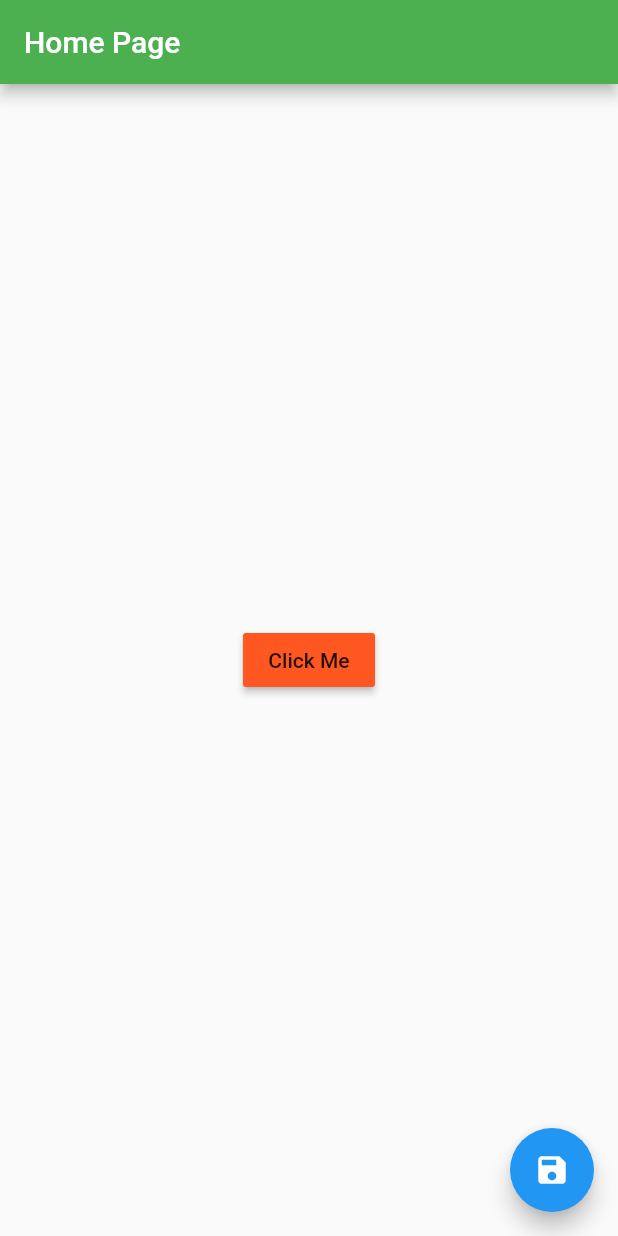
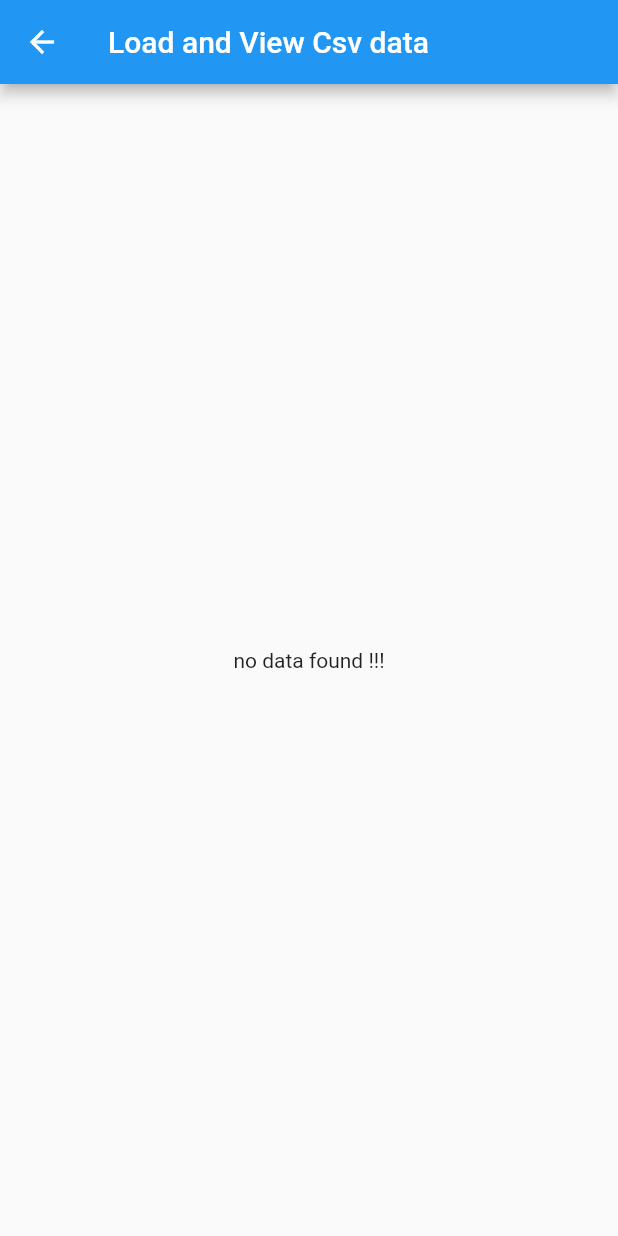
Before and after one commit to Kasweka1/Pdf_Csv_Exporter, a Flutter app: the screen it shows after launch, after a tap on the "save" icon, on a phone screen of 412 x 824 dp. Run offline on Flutter 3.47's test engine with Material 2 defaults, Android fonts, the phone set to English and light mode, and no system bars; our stand-ins replace csv.

Commit message:
updated csv document

```diff
--- a/assets/sales.csv
+++ /dev/null
@@ -1,12 +0,0 @@
-January,12000
-February,12001
-March,12002
-April,12003
-May,12004
-June,12005
-July,12006
-August,12007
-September,12008
-October,12009
-November,12010
-December,12011
--- /dev/null
+++ b/lib/csv.dart
@@ -0,0 +1,66 @@
+import 'dart:io';
+import 'dart:ui';
+import 'package:path_provider/path_provider.dart';
+import 'package:flutter/material.dart';
+
+import 'view_csv_data.dart';
+import 'package:csv/csv.dart';
+
+class CsvGeneratorDemo extends StatelessWidget {
+
+  @override
+  Widget build(BuildContext context) {
+    return Scaffold(
+      appBar: AppBar(
+        title: Text('CSV generate and load'),
+      ),
+      body: Container(
+        child: Center(
+          child: Text(
+            "Press the save button to load and csv document",
+            style: TextStyle(fontSize: 38),
+          ),
+        ),
+      ),
+      floatingActionButton: FloatingActionButton(
+        onPressed: () {
+          _generateCSVAndView(context);
+        },
+        child: Icon(Icons.save),
+      ),
+    );
+  }
+
+// the function that generates a csv document from a String and saves it ti documents directory
+  Future<void> _generateCSVAndView(context) async {
+    //the list<list> which is converted to a csv
+    List<List<String>> csvData = [
+      // headers
+      <String>['Name', 'Surname', 'School', 'DOB'],
+      // data
+      //1st Row
+      <String>['Kasweka', 'Mukoko', 'RPS', '12 July 2002'],
+      //2nd Row
+      <String>['James', 'Banda', 'RPS', '06 Febuary 2002'],
+    ];
+
+    String csv = const ListToCsvConverter().convert(csvData);
+
+    final String dir = (await getApplicationDocumentsDirectory()).path;
+    final String path = '$dir/baseball_teams.csv';
+
+    // create file
+    final File file = File(path);
+    // Save csv string using default configuration
+    // , as field separator
+    // " as text delimiter and
+    // \r\n as eol.
+    await file.writeAsString(csv);
+    //loads the view_csv_data page
+    Navigator.of(context).push(
+      MaterialPageRoute(
+        builder: (_) => LoadAndViewCsvPage(path: path),
+      ),
+    );
+  }
+}
--- a/lib/main.dart
+++ b/lib/main.dart
@@ -1,9 +1,6 @@
 import 'package:flutter/material.dart';
-import 'package:csv_reader/csv_reader.dart';
-import 'package:flutter/services.dart';
-import 'package:path_provider/path_provider.dart';
-import 'dart:io';
-import 'package:pdf/widgets.dart' as pw;
+import 'csv.dart';
+
 
 void main() => runApp(MyApp());
 
@@ -12,68 +9,8 @@ class MyApp extends StatelessWidget {
   Widget build(BuildContext context) {
     return MaterialApp(
       title: "CSV App",
-      home: HomePage(),
+      home: CsvGeneratorDemo(),
       debugShowCheckedModeBanner: false,
     );
   }
 }
-
-class HomePage extends StatefulWidget {
-  @override
-  _HomePageState createState() => _HomePageState();
-}
-
-class _HomePageState extends State<HomePage> {
-  String csvRaw;
-
-  @override
-  Widget build(BuildContext context) {
-    return Scaffold(
-      appBar: AppBar(
-        title: Text("Home Page"),
-        backgroundColor: Colors.green,
-      ),
-      body: Container(
-        child: Center(
-          child: RaisedButton(
-            child: Text("Click Me"),
-            onPressed: () {
-              loadCSV();
-            },
-            color: Colors.deepOrange,
-          ),
-        ),
-      ),
-      floatingActionButton: FloatingActionButton(
-        onPressed: () {
-          saveCsv();
-        },
-        child: Icon(Icons.save),
-      ),
-    );
-  }
-
-  Future<String> loadAsset(String path) async {
-    return await rootBundle.loadString(path);
-  }
-
-  void loadCSV() {
-    loadAsset('assets/sales.csv').then((dynamic output) {
-      csvRaw = output;
-      print(csvRaw);
-    });
-  }
-}
-
-
-final pdf = pw.Document();
-
-Future saveCsv() async {
-  Directory documentDirectory = await getApplicationDocumentsDirectory();
-
-  String documentPath = documentDirectory.path;
-
-  File file = File("$documentPath/exported_document.csv");
-
-  file.writeAsBytesSync(pdf.save());
-}
--- /dev/null
+++ b/lib/view_csv_data.dart
@@ -0,0 +1,71 @@
+import 'dart:convert';
+import 'dart:io';
+import 'package:csv/csv.dart';
+import 'package:flutter/material.dart';
+
+class LoadAndViewCsvPage extends StatelessWidget {
+  final String path;
+  const LoadAndViewCsvPage({Key key, this.path}) : super(key: key);
+
+  @override
+  Widget build(BuildContext context) {
+    return Scaffold(
+      appBar: AppBar(
+        title: Text('Load and View Csv data'),
+      ),
+      body: FutureBuilder(
+        future: _loadCsvData(),
+        builder: (_, AsyncSnapshot<List<dynamic>> snapshot) {
+          if (snapshot.hasData) {
+            return Padding(
+              padding: const EdgeInsets.all(16),
+              child: Column(
+                children: snapshot.data
+                    .map(
+                      (row) => Padding(
+                            padding: const EdgeInsets.symmetric(vertical: 10),
+                            child: Row(
+                              mainAxisAlignment: MainAxisAlignment.spaceBetween,
+                              crossAxisAlignment: CrossAxisAlignment.center,
+                              children: <Widget>[
+                                // Name
+                                Text(row[0]),
+                                //Surname
+                                Text(row[1]),
+                                //School
+                                Text(row[2]),
+                                //DOB
+                                Text(row[3]),
+                              ],
+                            ),
+                          ),
+                    )
+                    .toList(),
+              ),
+            );
+          }
+
+          return Center(
+            child: Text('no data found !!!'),
+          );
+        },
+      ),
+    );
+  }
+
+  // load csv as string and transform to List<List<dynamic>>
+  /*
+  [
+    ['Name', 'Coach', 'Players'],
+    ['Name1', 'Coach1', '5'],
+    etc
+  ]
+  */
+  Future<List<List<dynamic>>> _loadCsvData() async {
+    final file = new File(path).openRead();
+    return await file
+        .transform(utf8.decoder)
+        .transform(new CsvToListConverter())
+        .toList();
+  }
+}
--- a/pubspec.yaml
+++ b/pubspec.yaml
@@ -24,8 +24,9 @@ dependencies:
   flutter:
     sdk: flutter
   cupertino_icons: ^1.0.0
-  # csv: ^4.1.0
+  csv: ^4.1.0
   csv_reader: ^1.0.2
+  sqflite: ^1.1.0
 
   # flutter_full_pdf_viewer: ^1.0.6
   path_provider: ^1.6.22
```
Also changed, not shown: pubspec.lock.
